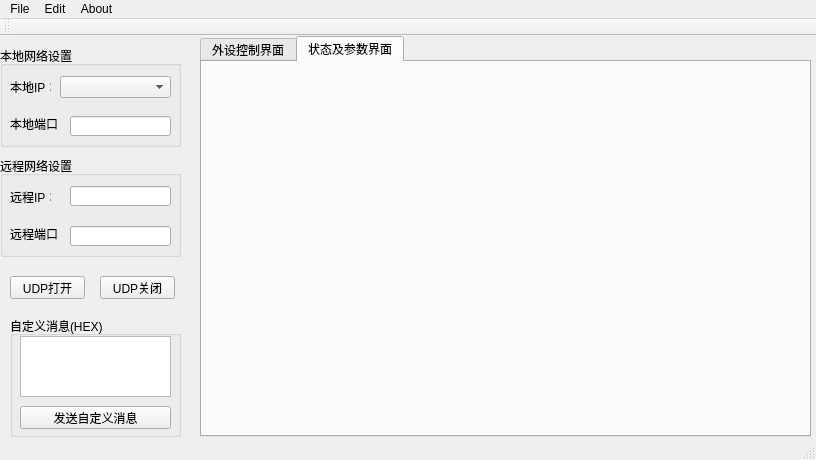
Old version of the form mainwindow.ui in the repository cradle08/CX3000_Debug_Tool.
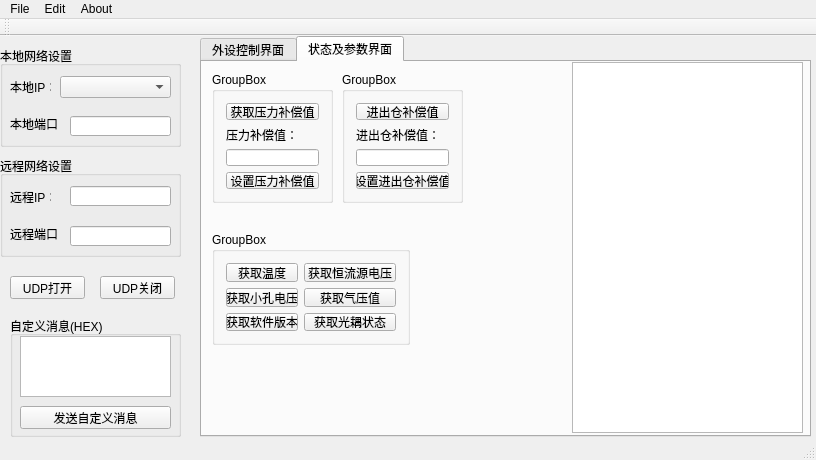
New version of the form. The open tabs and pages were chosen to show the change.

What changed in the file:
```diff
--- a/mainwindow.ui
+++ b/mainwindow.ui
@@ -375,7 +375,7 @@
         </widget>
        </item>
        <item>
-        <widget class="QLineEdit" name="lineEdit">
+        <widget class="QLineEdit" name="lineEdit_pumpSpeed">
          <property name="text">
           <string>1500</string>
          </property>
@@ -537,6 +537,151 @@
      <attribute name="title">
       <string>状态及参数界面</string>
      </attribute>
+     <widget class="QGroupBox" name="groupBox_9">
+      <property name="geometry">
+       <rect>
+        <x>10</x>
+        <y>10</y>
+        <width>121</width>
+        <height>131</height>
+       </rect>
+      </property>
+      <property name="title">
+       <string>GroupBox</string>
+      </property>
+      <layout class="QGridLayout" name="gridLayout_3">
+       <item row="2" column="0">
+        <widget class="QLineEdit" name="lineEdit"/>
+       </item>
+       <item row="1" column="0">
+        <widget class="QLabel" name="label_5">
+         <property name="text">
+          <string>压力补偿值：</string>
+         </property>
+        </widget>
+       </item>
+       <item row="0" column="0">
+        <widget class="QPushButton" name="pushButton">
+         <property name="text">
+          <string>获取压力补偿值</string>
+         </property>
+        </widget>
+       </item>
+       <item row="3" column="0">
+        <widget class="QPushButton" name="pushButton_3">
+         <property name="text">
+          <string>设置压力补偿值</string>
+         </property>
+        </widget>
+       </item>
+      </layout>
+     </widget>
+     <widget class="QGroupBox" name="groupBox_10">
+      <property name="geometry">
+       <rect>
+        <x>140</x>
+        <y>10</y>
+        <width>121</width>
+        <height>131</height>
+       </rect>
+      </property>
+      <property name="title">
+       <string>GroupBox</string>
+      </property>
+      <layout class="QGridLayout" name="gridLayout_4">
+       <item row="2" column="0">
+        <widget class="QLineEdit" name="lineEdit_3"/>
+       </item>
+       <item row="1" column="0">
+        <widget class="QLabel" name="label_9">
+         <property name="text">
+          <string>进出仓补偿值：</string>
+         </property>
+        </widget>
+       </item>
+       <item row="0" column="0">
+        <widget class="QPushButton" name="pushButton_4">
+         <property name="text">
+          <string>进出仓补偿值</string>
+         </property>
+        </widget>
+       </item>
+       <item row="3" column="0">
+        <widget class="QPushButton" name="pushButton_5">
+         <property name="text">
+          <string>设置进出仓补偿值</string>
+         </property>
+        </widget>
+       </item>
+      </layout>
+     </widget>
+     <widget class="QGroupBox" name="groupBox_11">
+      <property name="geometry">
+       <rect>
+        <x>10</x>
+        <y>170</y>
+        <width>198</width>
+        <height>113</height>
+       </rect>
+      </property>
+      <property name="title">
+       <string>GroupBox</string>
+      </property>
+      <layout class="QGridLayout" name="gridLayout_5">
+       <item row="0" column="0">
+        <widget class="QPushButton" name="pushButton_6">
+         <property name="text">
+          <string>获取温度</string>
+         </property>
+        </widget>
+       </item>
+       <item row="0" column="1" colspan="2">
+        <widget class="QPushButton" name="pushButton_12">
+         <property name="text">
+          <string>获取恒流源电压</string>
+         </property>
+        </widget>
+       </item>
+       <item row="1" column="0">
+        <widget class="QPushButton" name="pushButton_7">
+         <property name="text">
+          <string>获取小孔电压</string>
+         </property>
+        </widget>
+       </item>
+       <item row="1" column="1" colspan="2">
+        <widget class="QPushButton" name="pushButton_13">
+         <property name="text">
+          <string>获取气压值</string>
+         </property>
+        </widget>
+       </item>
+       <item row="2" column="0">
+        <widget class="QPushButton" name="pushButton_20">
+         <property name="text">
+          <string>获取软件版本</string>
+         </property>
+        </widget>
+       </item>
+       <item row="2" column="1" colspan="2">
+        <widget class="QPushButton" name="pushButton_14">
+         <property name="text">
+          <string>获取光耦状态</string>
+         </property>
+        </widget>
+       </item>
+      </layout>
+     </widget>
+     <widget class="QTextEdit" name="textEdit_2">
+      <property name="geometry">
+       <rect>
+        <x>370</x>
+        <y>0</y>
+        <width>231</width>
+        <height>371</height>
+       </rect>
+      </property>
+     </widget>
     </widget>
    </widget>
    <widget class="QPushButton" name="pBtn_UDPOpen">
```
Left out of the diff: 39 changed lines with no effect on the pictures.
